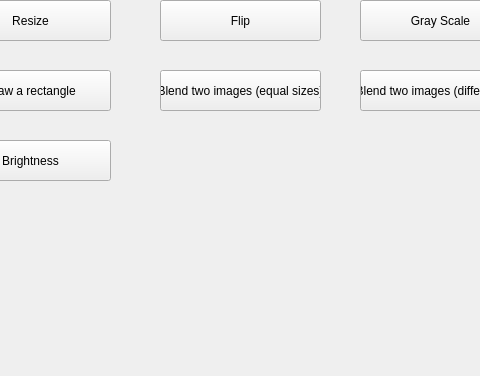
Above: main.ui from Hossamster/Edit-Image-App before the change; both pictures show x 110 to 590 and y 170 to 546 of the 887 by 546 pixel window. Below: the same form after it.
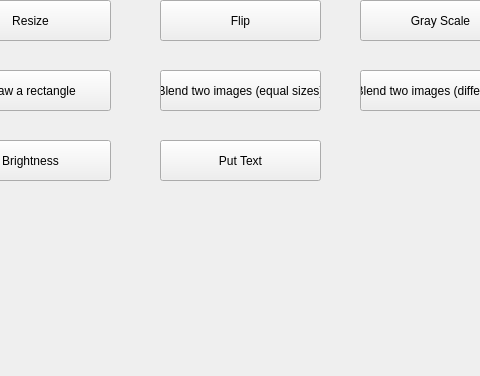
That is the form after the change. Icons and pictures are not drawn.

Diff of the .ui file:
```diff
--- a/main.ui
+++ b/main.ui
@@ -2375,6 +2375,19 @@
      <string>Brightness</string>
     </property>
    </widget>
+   <widget class="QPushButton" name="put_text">
+    <property name="geometry">
+     <rect>
+      <x>270</x>
+      <y>310</y>
+      <width>161</width>
+      <height>41</height>
+     </rect>
+    </property>
+    <property name="text">
+     <string>Put Text</string>
+    </property>
+   </widget>
   </widget>
   <widget class="QMenuBar" name="menubar">
    <property name="geometry">
```
